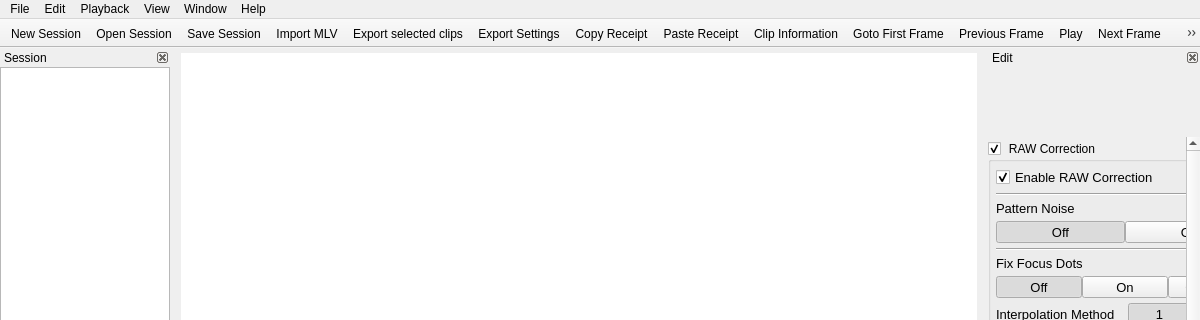
Above: platform/qt/MainWindow.ui from ilia3101/MLV-App before the change; both pictures show x 0 to 1200 and y 0 to 320 of the 1200 by 700 pixel window. Below: the same form after it.
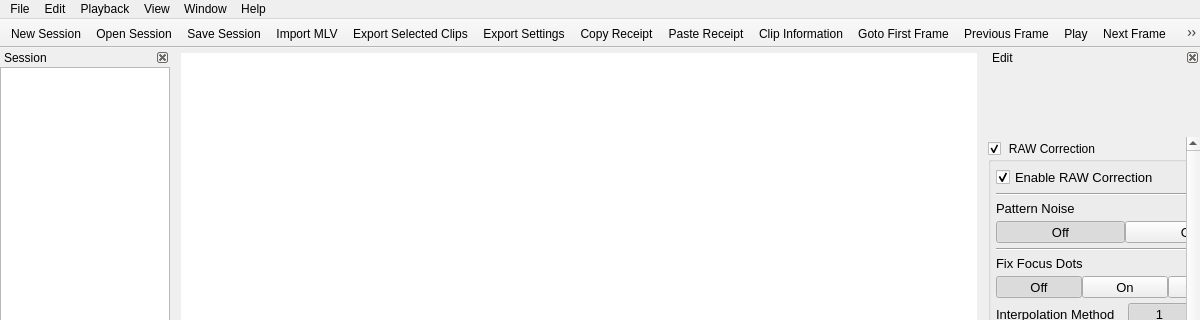
That is the form after the change. Icons and pictures are not drawn. Custom widgets are drawn as their Qt base class.

Commit message: QtApp: Some small changes to the menu

The edit to the form file:
```diff
--- a/platform/qt/MainWindow.ui
+++ b/platform/qt/MainWindow.ui
@@ -3676,7 +3676,7 @@
      <normaloff>:/RetinaIMG/RetinaIMG/Export-To-File-icon.png</normaloff>:/RetinaIMG/RetinaIMG/Export-To-File-icon.png</iconset>
    </property>
    <property name="text">
-    <string>Export selected clips</string>
+    <string>Export Selected Clips</string>
    </property>
    <property name="toolTip">
     <string>Export selected clips</string>
```
Left out of the diff: 11 changed lines with no effect on the pictures.
